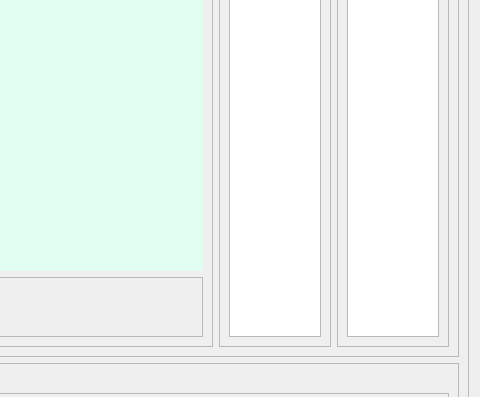
zardosht/isar, file isar/ui/scene_definition.ui: the form before one commit; both pictures show x 479 to 959 and y 250 to 647 of the 959 by 734 pixel window.
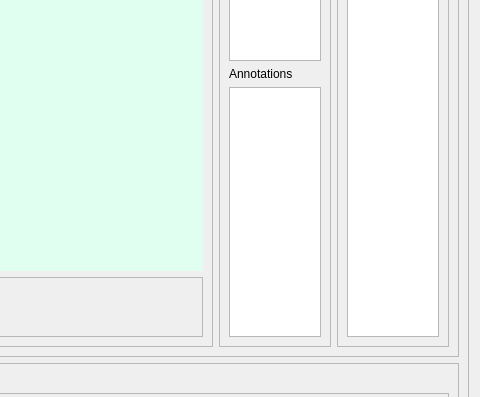
The form after the commit. Icons and pictures are not drawn.

Commit message: - restructured code, separate modules for Scene, PhysicalObject, and Annotation - added Annotations View to UI

The edit to the form file:
```diff
--- a/isar/ui/scene_definition.ui
+++ b/isar/ui/scene_definition.ui
@@ -243,6 +243,16 @@
             <item>
              <widget class="QTableView" name="objects_view"/>
             </item>
+            <item>
+             <widget class="QLabel" name="label_5">
+              <property name="text">
+               <string>Annotations</string>
+              </property>
+             </widget>
+            </item>
+            <item>
+             <widget class="QTableView" name="annotations_view"/>
+            </item>
            </layout>
           </widget>
          </item>
```
The commit also changes 6 other files.
